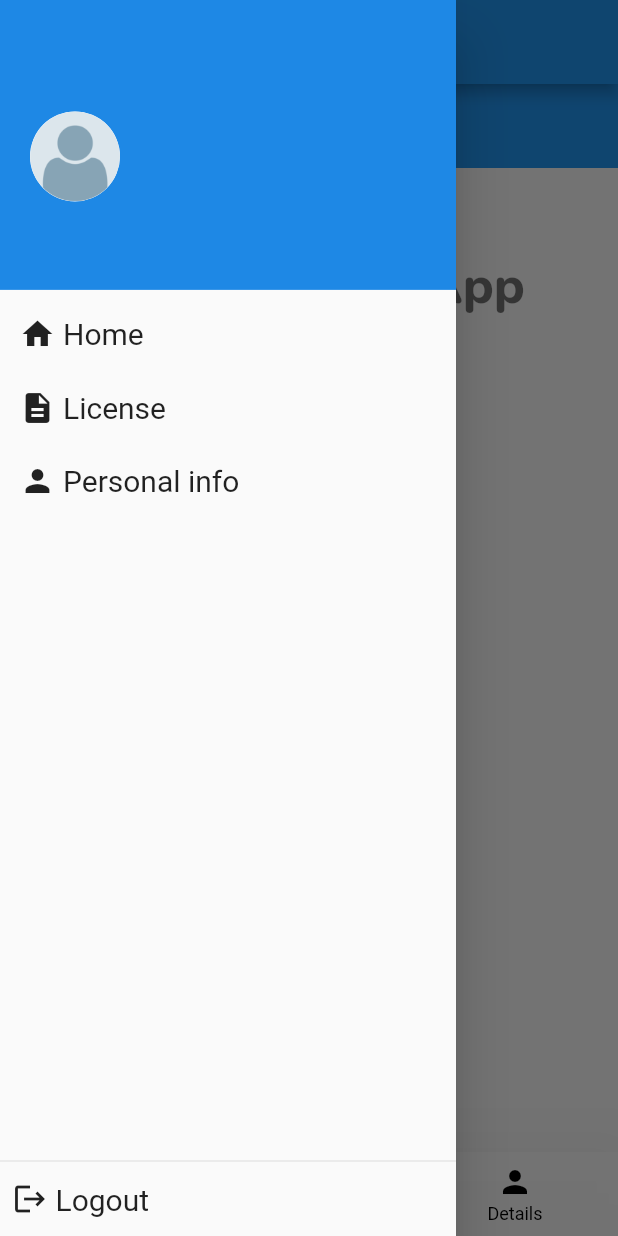
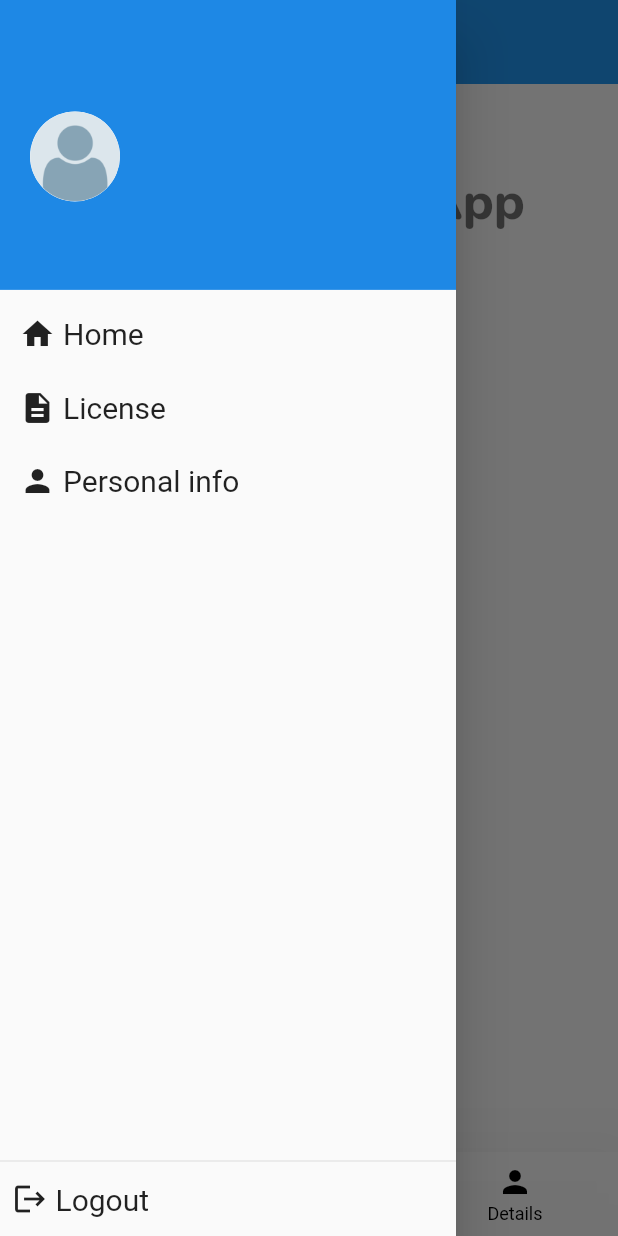
Before and after one commit to SushantSangle/firebase_auth_flutter, a Flutter app: the screen it shows once a user with an empty profile is signed in, with the side drawer open, on a phone screen of 412 x 824 dp. Run offline on Flutter 3.47's test engine with Material 2 defaults, Android fonts, the phone set to English and light mode, and no system bars; our stand-ins replace cloud_firestore, firebase_auth, firebase_core, webview_flutter; accounts and stored records are empty.

Commit message:
Removed scaffold from child pages

```diff
--- a/lib/common_components/application_drawer.dart
+++ b/lib/common_components/application_drawer.dart
@@ -6,6 +6,8 @@
 import 'package:firebase_auth_flutter/ui/lisense_view.dart';
 
 class AppDrawer extends StatelessWidget {
+
+
   @override
   Widget build(BuildContext context) => Drawer(
     semanticLabel: 'Application Drawer',
--- a/lib/ui/LoginPage.dart
+++ b/lib/ui/LoginPage.dart
@@ -9,6 +9,8 @@
 import 'package:firebase_auth_flutter/ui/signup_page.dart';
 import 'package:firebase_auth_flutter/util/validator.dart';
 import 'package:provider/provider.dart';
+
+import 'main_page_view.dart';
 
 class LoginPage extends StatefulWidget {
   LoginPage(bool connectionState,{Key key, this.title}) :
@@ -173,7 +175,7 @@
         if(FirebaseHelper.currentUser != null){
           Navigator.pushReplacement(context,
             MaterialPageRoute(
-                builder: (BuildContext context) => HomePage(),
+                builder: (BuildContext context) => MainPageView(),
             )
           );
           return;
--- a/lib/ui/details_page.dart
+++ b/lib/ui/details_page.dart
@@ -60,11 +60,6 @@
     final width = MediaQuery.of(context).size.width;
     return Scaffold(
       backgroundColor: Colors.blue,
-      drawer: AppDrawer(),
-      appBar: AppBar(
-        title: Text('User Info'),
-        elevation: 0,
-      ),
       body: body(context,height,width),
       floatingActionButton: ChangeNotifierProvider<LoadingNotifier>(
         create: (BuildContext context) => LoadingNotifier(),
--- a/lib/ui/home_page.dart
+++ b/lib/ui/home_page.dart
@@ -8,11 +8,6 @@
   @override
   build(BuildContext context) {
     return Scaffold(
-      drawer: AppDrawer(),
-      appBar: AppBar(
-        title: Text('Home page'),
-        elevation: 0,
-      ),
       body: body(context,null,null),
     );
   }
--- a/lib/ui/lisense_view.dart
+++ b/lib/ui/lisense_view.dart
@@ -8,10 +8,6 @@
   @override
   build(BuildContext context) {
     return Scaffold(
-      drawer: AppDrawer(),
-      appBar: AppBar(
-        title: Text('License'),
-      ),
       body: body(context, null, null),
     );
   }
--- a/lib/ui/main_page_view.dart
+++ b/lib/ui/main_page_view.dart
@@ -35,6 +35,7 @@
     return Scaffold(
       appBar: AppBar(
         title: Text(_availablePages[_currentPage]),
+        elevation: 0,
       ),
       drawer: AppDrawer(),
       body: PageView(
```
